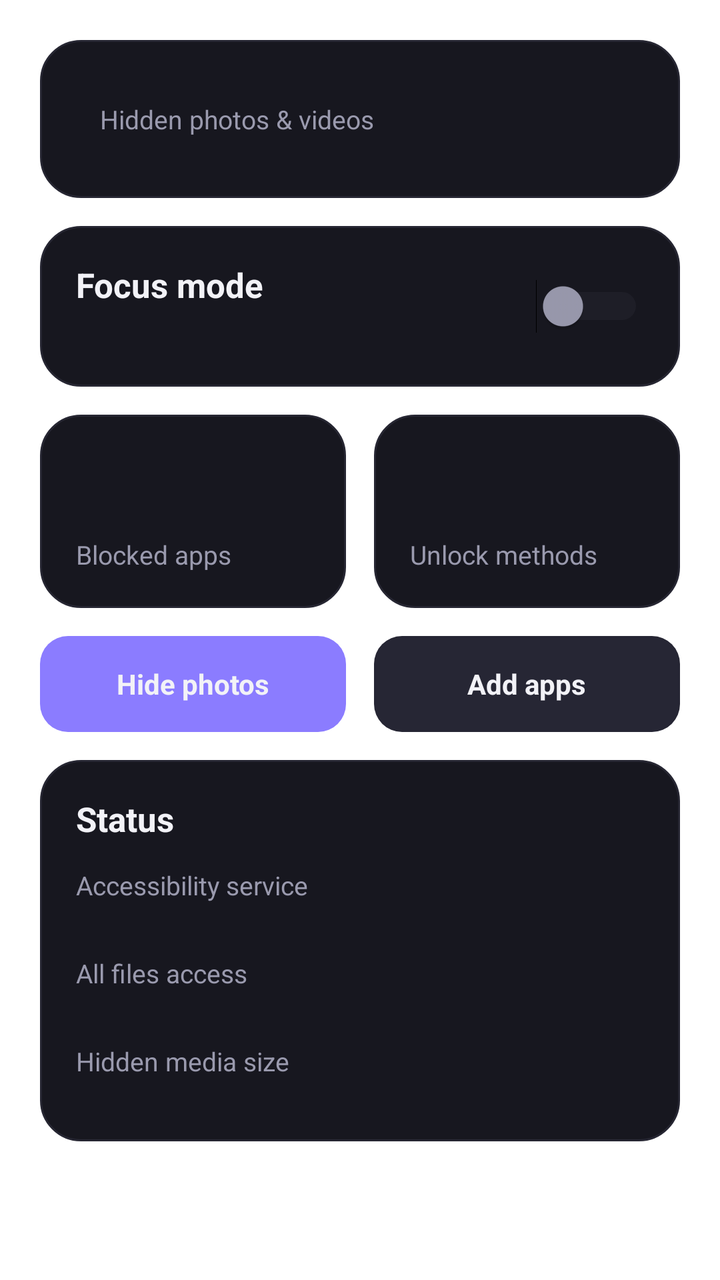
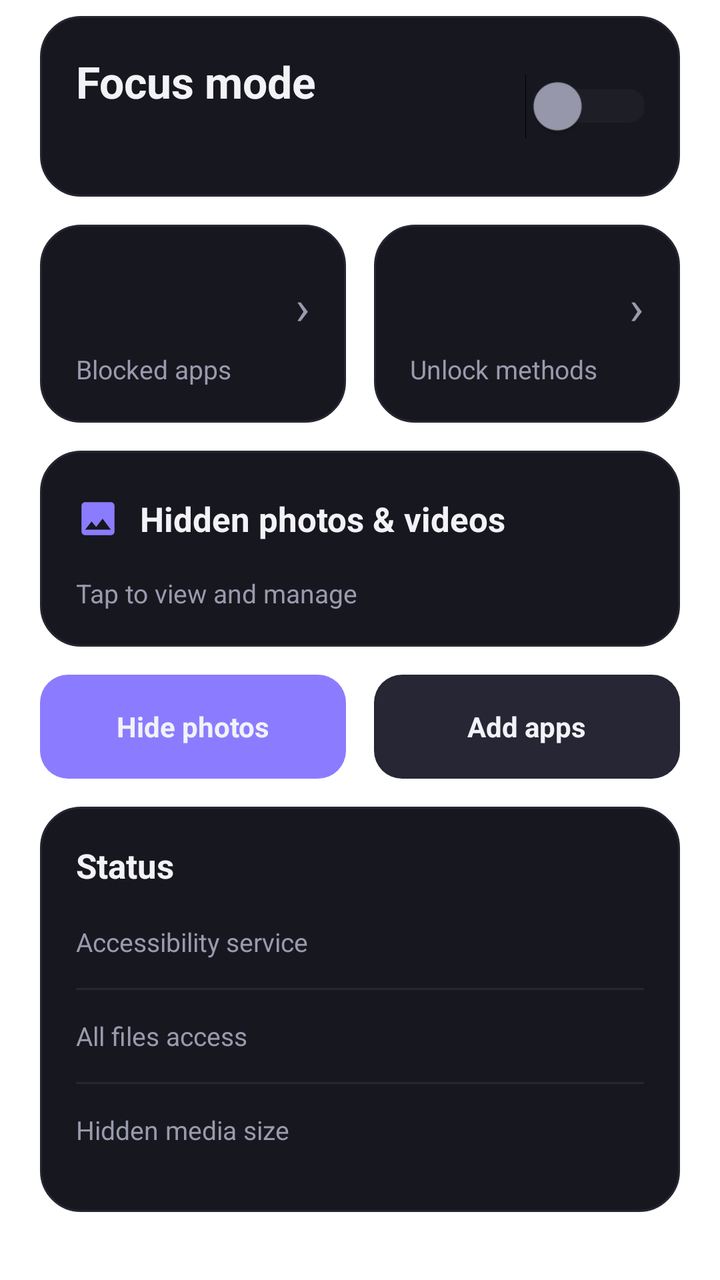

Screens rendered from an Android XML layout before and after an edit, with the pre-edit source and the edit as a unified diff.
<!-- AndroidManifest.xml: fallback theme Theme.MaterialComponents.DayNight.NoActionBar -->
<!-- res/layout/page_home.xml -->
<?xml version="1.0" encoding="utf-8"?>
<ScrollView xmlns:android="http://schemas.android.com/apk/res/android"
    android:id="@+id/pageHome"
    android:layout_width="match_parent"
    android:layout_height="match_parent"
    android:scrollbars="none">

    <LinearLayout
        android:layout_width="match_parent"
        android:layout_height="wrap_content"
        android:orientation="vertical"
        android:padding="20dp">

        
        <LinearLayout
            android:id="@+id/cardAccess"
            style="@style/Vault.Card"
            android:layout_width="match_parent"
            android:layout_height="wrap_content"
            android:layout_marginBottom="14dp"
            android:orientation="vertical"
            android:visibility="gone">

            <TextView
                style="@style/Vault.Body"
                android:layout_width="match_parent"
                android:layout_height="wrap_content"
                android:text="@string/vault_access_off"
                android:textColor="@color/vault_danger" />

            <TextView
                android:id="@+id/btnAccess"
                style="@style/Vault.Button.Primary"
                android:layout_width="match_parent"
                android:layout_height="44dp"
                android:layout_marginTop="14dp"
                android:text="@string/vault_access_fix" />
        </LinearLayout>

        
        <LinearLayout
            android:id="@+id/cardMedia"
            style="@style/Vault.Card"
            android:layout_width="match_parent"
            android:layout_height="wrap_content"
            android:layout_marginBottom="14dp"
            android:clickable="true"
            android:focusable="true"
            android:orientation="vertical">

            <LinearLayout
                android:layout_width="match_parent"
                android:layout_height="wrap_content"
                android:gravity="center_vertical"
                android:orientation="horizontal">

                <TextView
                    android:id="@+id/tvHomeMediaCount"
                    android:layout_width="wrap_content"
                    android:layout_height="wrap_content"
                    android:textColor="@color/vault_accent"
                    android:textSize="32sp"
                    android:textStyle="bold" />

                <TextView
                    style="@style/Vault.Body"
                    android:layout_width="wrap_content"
                    android:layout_height="wrap_content"
                    android:layout_marginStart="12dp"
                    android:text="@string/vault_media_tile" />
            </LinearLayout>

            <LinearLayout
                android:id="@+id/llHomeMedia"
                android:layout_width="match_parent"
                android:layout_height="wrap_content"
                android:layout_marginTop="12dp"
                android:orientation="horizontal"
                android:visibility="gone" />
        </LinearLayout>

        
        <LinearLayout
            style="@style/Vault.Card"
            android:layout_width="match_parent"
            android:layout_height="wrap_content"
            android:gravity="center_vertical"
            android:orientation="horizontal">

            <LinearLayout
                android:layout_width="0dp"
                android:layout_height="wrap_content"
                android:layout_weight="1"
                android:orientation="vertical">

                <TextView
                    style="@style/Vault.CardTitle"
                    android:layout_width="wrap_content"
                    android:layout_height="wrap_content"
                    android:text="@string/vault_focus_title" />

                <TextView
                    android:id="@+id/tvFocusState"
                    style="@style/Vault.Body"
                    android:layout_width="wrap_content"
                    android:layout_height="wrap_content"
                    android:layout_marginTop="4dp" />
            </LinearLayout>

            <Switch
                android:id="@+id/switchFocus"
                android:layout_width="wrap_content"
                android:layout_height="wrap_content"
                android:thumbTint="@color/switch_thumb"
                android:trackTint="@color/switch_track" />
        </LinearLayout>

        
        <LinearLayout
            android:layout_width="match_parent"
            android:layout_height="wrap_content"
            android:layout_marginTop="14dp"
            android:orientation="horizontal">

            <LinearLayout
                android:id="@+id/tileBlocked"
                style="@style/Vault.Card"
                android:layout_width="0dp"
                android:layout_height="wrap_content"
                android:layout_weight="1"
                android:clickable="true"
                android:focusable="true"
                android:orientation="vertical">

                <TextView
                    android:id="@+id/tvBlockedCount"
                    android:layout_width="wrap_content"
                    android:layout_height="wrap_content"
                    android:textColor="@color/vault_accent"
                    android:textSize="32sp"
                    android:textStyle="bold" />

                <TextView
                    style="@style/Vault.Body"
                    android:layout_width="wrap_content"
                    android:layout_height="wrap_content"
                    android:text="@string/vault_tile_blocked" />
            </LinearLayout>

            <LinearLayout
                android:id="@+id/tileUnlock"
                style="@style/Vault.Card"
                android:layout_width="0dp"
                android:layout_height="wrap_content"
                android:layout_marginStart="14dp"
                android:layout_weight="1"
                android:clickable="true"
                android:focusable="true"
                android:orientation="vertical">

                <TextView
                    android:id="@+id/tvUnlockCount"
                    android:layout_width="wrap_content"
                    android:layout_height="wrap_content"
                    android:textColor="@color/vault_accent"
                    android:textSize="32sp"
                    android:textStyle="bold" />

                <TextView
                    style="@style/Vault.Body"
                    android:layout_width="wrap_content"
                    android:layout_height="wrap_content"
                    android:text="@string/vault_tile_unlock" />
            </LinearLayout>
        </LinearLayout>

        
        <LinearLayout
            android:layout_width="match_parent"
            android:layout_height="wrap_content"
            android:layout_marginTop="14dp"
            android:orientation="horizontal">

            <TextView
                android:id="@+id/btnQuickHide"
                style="@style/Vault.Button.Primary"
                android:layout_width="0dp"
                android:layout_height="48dp"
                android:layout_weight="1"
                android:text="@string/vault_quick_hide" />

            <TextView
                android:id="@+id/btnQuickApps"
                style="@style/Vault.Button"
                android:layout_width="0dp"
                android:layout_height="48dp"
                android:layout_marginStart="14dp"
                android:layout_weight="1"
                android:text="@string/vault_quick_apps" />
        </LinearLayout>

        
        <LinearLayout
            style="@style/Vault.Card"
            android:layout_width="match_parent"
            android:layout_height="wrap_content"
            android:layout_marginTop="14dp"
            android:orientation="vertical">

            <TextView
                style="@style/Vault.CardTitle"
                android:layout_width="wrap_content"
                android:layout_height="wrap_content"
                android:text="@string/vault_status_title" />

            <LinearLayout
                android:id="@+id/rowStatusAccess"
                android:layout_width="match_parent"
                android:layout_height="44dp"
                android:clickable="true"
                android:focusable="true"
                android:gravity="center_vertical"
                android:orientation="horizontal">

                <TextView
                    style="@style/Vault.Body"
                    android:layout_width="0dp"
                    android:layout_height="wrap_content"
                    android:layout_weight="1"
                    android:text="@string/vault_status_access" />

                <TextView
                    android:id="@+id/tvStatusAccess"
                    android:layout_width="wrap_content"
                    android:layout_height="wrap_content"
                    android:textSize="13sp"
                    android:textStyle="bold" />
            </LinearLayout>

            <LinearLayout
                android:id="@+id/rowStatusFiles"
                android:layout_width="match_parent"
                android:layout_height="44dp"
                android:clickable="true"
                android:focusable="true"
                android:gravity="center_vertical"
                android:orientation="horizontal">

                <TextView
                    style="@style/Vault.Body"
                    android:layout_width="0dp"
                    android:layout_height="wrap_content"
                    android:layout_weight="1"
                    android:text="@string/vault_status_files" />

                <TextView
                    android:id="@+id/tvStatusFiles"
                    android:layout_width="wrap_content"
                    android:layout_height="wrap_content"
                    android:textSize="13sp"
                    android:textStyle="bold" />
            </LinearLayout>

            <LinearLayout
                android:layout_width="match_parent"
                android:layout_height="44dp"
                android:gravity="center_vertical"
                android:orientation="horizontal">

                <TextView
                    style="@style/Vault.Body"
                    android:layout_width="0dp"
                    android:layout_height="wrap_content"
                    android:layout_weight="1"
                    android:text="@string/vault_status_storage" />

                <TextView
                    android:id="@+id/tvStatusStorage"
                    android:layout_width="wrap_content"
                    android:layout_height="wrap_content"
                    android:textColor="@color/vault_text"
                    android:textSize="13sp"
                    android:textStyle="bold" />
            </LinearLayout>
        </LinearLayout>
    </LinearLayout>
</ScrollView>
<!-- resources referenced by this layout -->
<resources>
  <color name="vault_accent">#8B7CFF</color>
  <color name="vault_danger">#FF6B6B</color>
  <color name="vault_text">#F2F2F7</color>
  <string name="vault_access_fix">Open settings</string>
  <string name="vault_access_off">Accessibility service is off. It cannot see when a blocked app opens.</string>
  <string name="vault_focus_title">Focus mode</string>
  <string name="vault_media_tile">Hidden photos &amp; videos</string>
  <string name="vault_quick_apps">Add apps</string>
  <string name="vault_quick_hide">Hide photos</string>
  <string name="vault_status_access">Accessibility service</string>
  <string name="vault_status_files">All files access</string>
  <string name="vault_status_storage">Hidden media size</string>
  <string name="vault_status_title">Status</string>
  <string name="vault_tile_blocked">Blocked apps</string>
  <string name="vault_tile_unlock">Unlock methods</string>
  <style name="Vault.Body">
          <item name="android:textColor">@color/vault_text_dim</item>
          <item name="android:textSize">13sp</item>
          <item name="android:lineSpacingMultiplier">1.15</item>
      </style>
  <style name="Vault.Button.Primary">
          <item name="android:background">@drawable/bg_btn_primary</item>
      </style>
  <style name="Vault.Card">
          <item name="android:background">@drawable/bg_vault_card</item>
          <item name="android:padding">18dp</item>
      </style>
  <style name="Vault.CardTitle">
          <item name="android:textColor">@color/vault_text</item>
          <item name="android:textSize">17sp</item>
          <item name="android:textStyle">bold</item>
      </style>
  <color name="vault_text_dim">#9A9AAE</color>
  <!-- drawable bg_btn_tonal (drawable) -->
  <?xml version="1.0" encoding="utf-8"?>
  <ripple xmlns:android="http://schemas.android.com/apk/res/android"
      android:color="#33FFFFFF">
      <item>
          <shape android:shape="rectangle">
              <solid android:color="@color/vault_tonal" />
              <corners android:radius="14dp" />
          </shape>
      </item>
  </ripple>
  <!-- drawable bg_btn_primary (drawable) -->
  <?xml version="1.0" encoding="utf-8"?>
  <ripple xmlns:android="http://schemas.android.com/apk/res/android"
      android:color="#40FFFFFF">
      <item>
          <shape android:shape="rectangle">
              <solid android:color="@color/vault_accent" />
              <corners android:radius="14dp" />
          </shape>
      </item>
  </ripple>
  <!-- drawable bg_vault_card (drawable) -->
  <?xml version="1.0" encoding="utf-8"?>
  <shape xmlns:android="http://schemas.android.com/apk/res/android"
      android:shape="rectangle">
      <solid android:color="@color/vault_card" />
      <stroke
          android:width="1dp"
          android:color="@color/vault_stroke" />
      <corners android:radius="20dp" />
  </shape>
  <color name="vault_tonal">#262634</color>
  <color name="vault_card">#17171F</color>
  <color name="vault_stroke">#262632</color>
  <!-- unchanged entries left out for length: 1 -->
</resources>

<!-- the commit's change to res/layout/page_home.xml (unified diff, before → after) -->
@@ -9,7 +9,10 @@
         android:layout_width="match_parent"
         android:layout_height="wrap_content"
         android:orientation="vertical"
-        android:padding="20dp">
+        android:paddingStart="20dp"
+        android:paddingTop="8dp"
+        android:paddingEnd="20dp"
+        android:paddingBottom="20dp">
 
         
         <LinearLayout
@@ -39,11 +42,146 @@
 
         
         <LinearLayout
+            android:id="@+id/cardFocus"
+            style="@style/Vault.Card"
+            android:layout_width="match_parent"
+            android:layout_height="wrap_content"
+            android:gravity="center_vertical"
+            android:orientation="horizontal"
+            android:paddingTop="22dp"
+            android:paddingBottom="22dp">
+
+            <LinearLayout
+                android:layout_width="0dp"
+                android:layout_height="wrap_content"
+                android:layout_weight="1"
+                android:orientation="vertical">
+
+                <TextView
+                    android:layout_width="wrap_content"
+                    android:layout_height="wrap_content"
+                    android:text="@string/vault_focus_title"
+                    android:textColor="@color/vault_text"
+                    android:textSize="22sp"
+                    android:textStyle="bold" />
+
+                <TextView
+                    android:id="@+id/tvFocusState"
+                    style="@style/Vault.Body"
+                    android:layout_width="wrap_content"
+                    android:layout_height="wrap_content"
+                    android:layout_marginTop="6dp"
+                    android:textSize="14sp" />
+            </LinearLayout>
+
+            <Switch
+                android:id="@+id/switchFocus"
+                android:layout_width="wrap_content"
+                android:layout_height="wrap_content"
+                android:scaleX="1.2"
+                android:scaleY="1.2"
+                android:thumbTint="@color/switch_thumb"
+                android:trackTint="@color/switch_track" />
+        </LinearLayout>
+
+        
+        <LinearLayout
+            android:layout_width="match_parent"
+            android:layout_height="wrap_content"
+            android:layout_marginTop="14dp"
+            android:orientation="horizontal">
+
+            <LinearLayout
+                android:id="@+id/tileBlocked"
+                style="@style/Vault.Card"
+                android:layout_width="0dp"
+                android:layout_height="wrap_content"
+                android:layout_weight="1"
+                android:clickable="true"
+                android:focusable="true"
+                android:orientation="vertical">
+
+                <LinearLayout
+                    android:layout_width="match_parent"
+                    android:layout_height="wrap_content"
+                    android:gravity="center_vertical"
+                    android:orientation="horizontal">
+
+                    <TextView
+                        android:id="@+id/tvBlockedCount"
+                        android:layout_width="0dp"
+                        android:layout_height="wrap_content"
+                        android:layout_weight="1"
+                        android:textColor="@color/vault_accent"
+                        android:textSize="34sp"
+                        android:textStyle="bold" />
+
+                    <TextView
+                        android:layout_width="wrap_content"
+                        android:layout_height="wrap_content"
+                        android:text="@string/vault_next"
+                        android:textColor="@color/vault_text_dim"
+                        android:textSize="24sp" />
+                </LinearLayout>
+
+                <TextView
+                    style="@style/Vault.Body"
+                    android:layout_width="wrap_content"
+                    android:layout_height="wrap_content"
+                    android:text="@string/vault_tile_blocked" />
+            </LinearLayout>
+
+
+            <LinearLayout
+                android:id="@+id/tileUnlock"
+                style="@style/Vault.Card"
+                android:layout_width="0dp"
+                android:layout_height="wrap_content"
+                android:layout_marginStart="14dp"
+                android:layout_weight="1"
+                android:clickable="true"
+                android:focusable="true"
+                android:orientation="vertical">
+
+                <LinearLayout
+                    android:layout_width="match_parent"
+                    android:layout_height="wrap_content"
+                    android:gravity="center_vertical"
+                    android:orientation="horizontal">
+
+                    <TextView
+                        android:id="@+id/tvUnlockCount"
+                        android:layout_width="0dp"
+                        android:layout_height="wrap_content"
+                        android:layout_weight="1"
+                        android:textColor="@color/vault_accent"
+                        android:textSize="34sp"
+                        android:textStyle="bold" />
+
+                    <TextView
+                        android:layout_width="wrap_content"
+                        android:layout_height="wrap_content"
+                        android:text="@string/vault_next"
+                        android:textColor="@color/vault_text_dim"
+                        android:textSize="24sp" />
+                </LinearLayout>
+
+                <TextView
+                    style="@style/Vault.Body"
+                    android:layout_width="wrap_content"
+                    android:layout_height="wrap_content"
+                    android:text="@string/vault_tile_unlock" />
+            </LinearLayout>
+
+        </LinearLayout>
+
+        
+        <LinearLayout
             android:id="@+id/cardMedia"
             style="@style/Vault.Card"
             android:layout_width="match_parent"
             android:layout_height="wrap_content"
-            android:layout_marginBottom="14dp"
+            android:layout_marginTop="14dp"
             android:clickable="true"
             android:focusable="true"
             android:orientation="vertical">
@@ -54,65 +192,44 @@
                 android:gravity="center_vertical"
                 android:orientation="horizontal">
 
+                <ImageView
+                    android:layout_width="22dp"
+                    android:layout_height="22dp"
+                    android:contentDescription="@null"
+                    android:src="@drawable/ic_photos"
+                    android:tint="@color/vault_accent" />
+
+                <TextView
+                    style="@style/Vault.CardTitle"
+                    android:layout_width="0dp"
+                    android:layout_height="wrap_content"
+                    android:layout_marginStart="10dp"
+                    android:layout_weight="1"
+                    android:text="@string/vault_media_tile" />
+
                 <TextView
                     android:id="@+id/tvHomeMediaCount"
                     android:layout_width="wrap_content"
                     android:layout_height="wrap_content"
                     android:textColor="@color/vault_accent"
-                    android:textSize="32sp"
-                    android:textStyle="bold" />
-
-                <TextView
-                    style="@style/Vault.Body"
-                    android:layout_width="wrap_content"
-                    android:layout_height="wrap_content"
-                    android:layout_marginStart="12dp"
-                    android:text="@string/vault_media_tile" />
+                    android:textSize="24sp"
+                    android:textStyle="bold" />
             </LinearLayout>
 
             <LinearLayout
                 android:id="@+id/llHomeMedia"
                 android:layout_width="match_parent"
                 android:layout_height="wrap_content"
-                android:layout_marginTop="12dp"
+                android:layout_marginTop="14dp"
                 android:orientation="horizontal"
                 android:visibility="gone" />
-        </LinearLayout>
-
-        
-        <LinearLayout
-            style="@style/Vault.Card"
-            android:layout_width="match_parent"
-            android:layout_height="wrap_content"
-            android:gravity="center_vertical"
-            android:orientation="horizontal">
-
-            <LinearLayout
-                android:layout_width="0dp"
-                android:layout_height="wrap_content"
-                android:layout_weight="1"
-                android:orientation="vertical">
-
-                <TextView
-                    style="@style/Vault.CardTitle"
-                    android:layout_width="wrap_content"
-                    android:layout_height="wrap_content"
-                    android:text="@string/vault_focus_title" />
-
-                <TextView
-                    android:id="@+id/tvFocusState"
-                    style="@style/Vault.Body"
-                    android:layout_width="wrap_content"
-                    android:layout_height="wrap_content"
-                    android:layout_marginTop="4dp" />
-            </LinearLayout>
-
-            <Switch
-                android:id="@+id/switchFocus"
+
+            <TextView
+                style="@style/Vault.Body"
                 android:layout_width="wrap_content"
                 android:layout_height="wrap_content"
-                android:thumbTint="@color/switch_thumb"
-                android:trackTint="@color/switch_track" />
+                android:layout_marginTop="12dp"
+                android:text="@string/vault_home_media_hint" />
         </LinearLayout>
 
         
@@ -122,70 +239,11 @@
             android:layout_marginTop="14dp"
             android:orientation="horizontal">
 
-            <LinearLayout
-                android:id="@+id/tileBlocked"
-                style="@style/Vault.Card"
-                android:layout_width="0dp"
-                android:layout_height="wrap_content"
-                android:layout_weight="1"
-                android:clickable="true"
-                android:focusable="true"
-                android:orientation="vertical">
-
-                <TextView
-                    android:id="@+id/tvBlockedCount"
-                    android:layout_width="wrap_content"
-                    android:layout_height="wrap_content"
-                    android:textColor="@color/vault_accent"
-                    android:textSize="32sp"
-                    android:textStyle="bold" />
-
-                <TextView
-                    style="@style/Vault.Body"
-                    android:layout_width="wrap_content"
-                    android:layout_height="wrap_content"
-                    android:text="@string/vault_tile_blocked" />
-            </LinearLayout>
-
-            <LinearLayout
-                android:id="@+id/tileUnlock"
-                style="@style/Vault.Card"
-                android:layout_width="0dp"
-                android:layout_height="wrap_content"
-                android:layout_marginStart="14dp"
-                android:layout_weight="1"
-                android:clickable="true"
-                android:focusable="true"
-                android:orientation="vertical">
-
-                <TextView
-                    android:id="@+id/tvUnlockCount"
-                    android:layout_width="wrap_content"
-                    android:layout_height="wrap_content"
-                    android:textColor="@color/vault_accent"
-                    android:textSize="32sp"
-                    android:textStyle="bold" />
-
-                <TextView
-                    style="@style/Vault.Body"
-                    android:layout_width="wrap_content"
-                    android:layout_height="wrap_content"
-                    android:text="@string/vault_tile_unlock" />
-            </LinearLayout>
-        </LinearLayout>
-
-        
-        <LinearLayout
-            android:layout_width="match_parent"
-            android:layout_height="wrap_content"
-            android:layout_marginTop="14dp"
-            android:orientation="horizontal">
-
             <TextView
                 android:id="@+id/btnQuickHide"
                 style="@style/Vault.Button.Primary"
                 android:layout_width="0dp"
-                android:layout_height="48dp"
+                android:layout_height="52dp"
                 android:layout_weight="1"
                 android:text="@string/vault_quick_hide" />
 
@@ -193,7 +251,7 @@
                 android:id="@+id/btnQuickApps"
                 style="@style/Vault.Button"
                 android:layout_width="0dp"
-                android:layout_height="48dp"
+                android:layout_height="52dp"
                 android:layout_marginStart="14dp"
                 android:layout_weight="1"
                 android:text="@string/vault_quick_apps" />
@@ -211,12 +269,13 @@
                 style="@style/Vault.CardTitle"
                 android:layout_width="wrap_content"
                 android:layout_height="wrap_content"
+                android:layout_marginBottom="4dp"
                 android:text="@string/vault_status_title" />
 
             <LinearLayout
                 android:id="@+id/rowStatusAccess"
                 android:layout_width="match_parent"
-                android:layout_height="44dp"
+                android:layout_height="46dp"
                 android:clickable="true"
                 android:focusable="true"
                 android:gravity="center_vertical"
@@ -233,14 +292,20 @@
                     android:id="@+id/tvStatusAccess"
                     android:layout_width="wrap_content"
                     android:layout_height="wrap_content"
+                    android:textColor="@color/vault_text"
                     android:textSize="13sp"
                     android:textStyle="bold" />
             </LinearLayout>
 
+            <View
+                android:layout_width="match_parent"
+                android:layout_height="1dp"
+                android:background="@color/vault_stroke" />
+
             <LinearLayout
                 android:id="@+id/rowStatusFiles"
                 android:layout_width="match_parent"
-                android:layout_height="44dp"
+                android:layout_height="46dp"
                 android:clickable="true"
                 android:focusable="true"
                 android:gravity="center_vertical"
@@ -257,13 +322,20 @@
                     android:id="@+id/tvStatusFiles"
                     android:layout_width="wrap_content"
                     android:layout_height="wrap_content"
+                    android:textColor="@color/vault_text"
                     android:textSize="13sp"
                     android:textStyle="bold" />
             </LinearLayout>
 
-            <LinearLayout
-                android:layout_width="match_parent"
-                android:layout_height="44dp"
+            <View
+                android:layout_width="match_parent"
+                android:layout_height="1dp"
+                android:background="@color/vault_stroke" />
+
+            <LinearLayout
+                android:layout_width="match_parent"
+                android:layout_height="46dp"
+                
                 android:gravity="center_vertical"
                 android:orientation="horizontal">
 
<!-- resource entries referenced after the edit -->
@@ -6,7 +6,9 @@
   <string name="vault_access_fix">Open settings</string>
   <string name="vault_access_off">Accessibility service is off. It cannot see when a blocked app opens.</string>
   <string name="vault_focus_title">Focus mode</string>
+  <string name="vault_home_media_hint">Tap to view and manage</string>
   <string name="vault_media_tile">Hidden photos &amp; videos</string>
+  <string name="vault_next">›</string>
   <string name="vault_quick_apps">Add apps</string>
   <string name="vault_quick_hide">Hide photos</string>
   <string name="vault_status_access">Accessibility service</string>
@@ -33,6 +35,17 @@
           <item name="android:textStyle">bold</item>
       </style>
   <color name="vault_text_dim">#9A9AAE</color>
+  <!-- drawable ic_photos (drawable) -->
+  <?xml version="1.0" encoding="utf-8"?>
+  <vector xmlns:android="http://schemas.android.com/apk/res/android"
+      android:width="24dp"
+      android:height="24dp"
+      android:viewportWidth="24"
+      android:viewportHeight="24">
+      <path
+          android:fillColor="#FFFFFFFF"
+          android:pathData="M21,19V5c0,-1.1 -0.9,-2 -2,-2H5c-1.1,0 -2,0.9 -2,2v14c0,1.1 0.9,2 2,2h14c1.1,0 2,-0.9 2,-2zM8.5,13.5l2.5,3.01L14.5,12l4.5,6H5l3.5,-4.5z" />
+  </vector>
   <!-- drawable bg_btn_tonal (drawable) -->
   <?xml version="1.0" encoding="utf-8"?>
   <ripple xmlns:android="http://schemas.android.com/apk/res/android"
